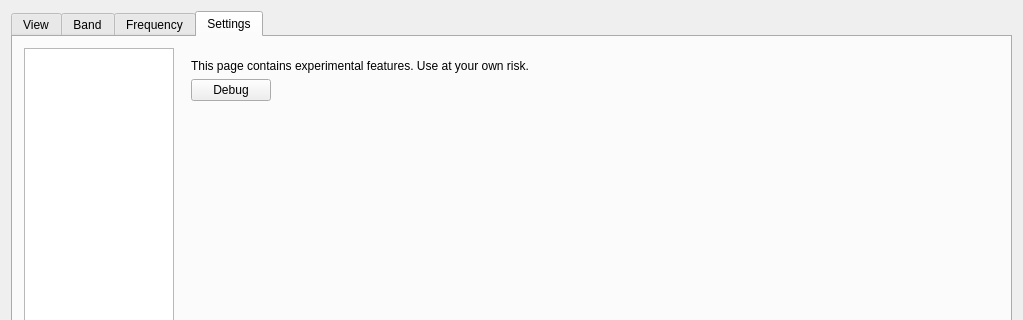
Before: the Qt Designer form wfmain.ui in adecarolis/wfweb, drawn with Qt 5; both pictures show x 0 to 1023 and y 0 to 320 of the 1023 by 660 pixel window.
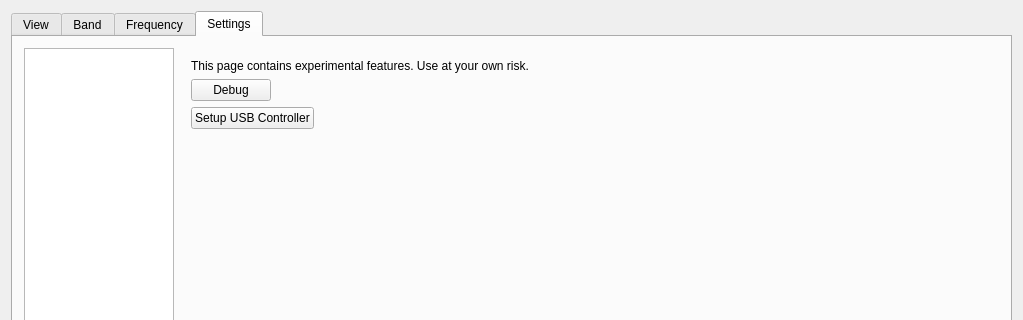
After: the same form once the commit is applied. The open tabs and pages were chosen to show the change. Custom widgets are drawn as their Qt base class.

Commit message: Move Setup button to experimental and fix storing buttons

The edit to the form file:
```diff
--- a/wfmain.ui
+++ b/wfmain.ui
@@ -4870,13 +4870,6 @@
                 </item>
                </layout>
               </item>
-              <item>
-               <widget class="QPushButton" name="usbControllerBtn">
-                <property name="text">
-                 <string>Setup USB Controller</string>
-                </property>
-               </widget>
-              </item>
               <item>
                <spacer name="verticalSpacer_4">
                 <property name="orientation">
@@ -5146,6 +5139,30 @@
                 </item>
                </layout>
               </item>
+              <item>
+               <layout class="QHBoxLayout" name="horizontalLayout_45">
+                <item>
+                 <widget class="QPushButton" name="usbControllerBtn">
+                  <property name="text">
+                   <string>Setup USB Controller</string>
+                  </property>
+                 </widget>
+                </item>
+                <item>
+                 <spacer name="horizontalSpacer_36">
+                  <property name="orientation">
+                   <enum>Qt::Horizontal</enum>
+                  </property>
+                  <property name="sizeHint" stdset="0">
+                   <size>
+                    <width>40</width>
+                    <height>20</height>
+                   </size>
+                  </property>
+                 </spacer>
+                </item>
+               </layout>
+              </item>
               <item>
                <spacer name="verticalSpacer_6">
                 <property name="orientation">
```
Left out of the diff: 2 changed lines with no effect on the pictures. The commit also changes 1 other file.
